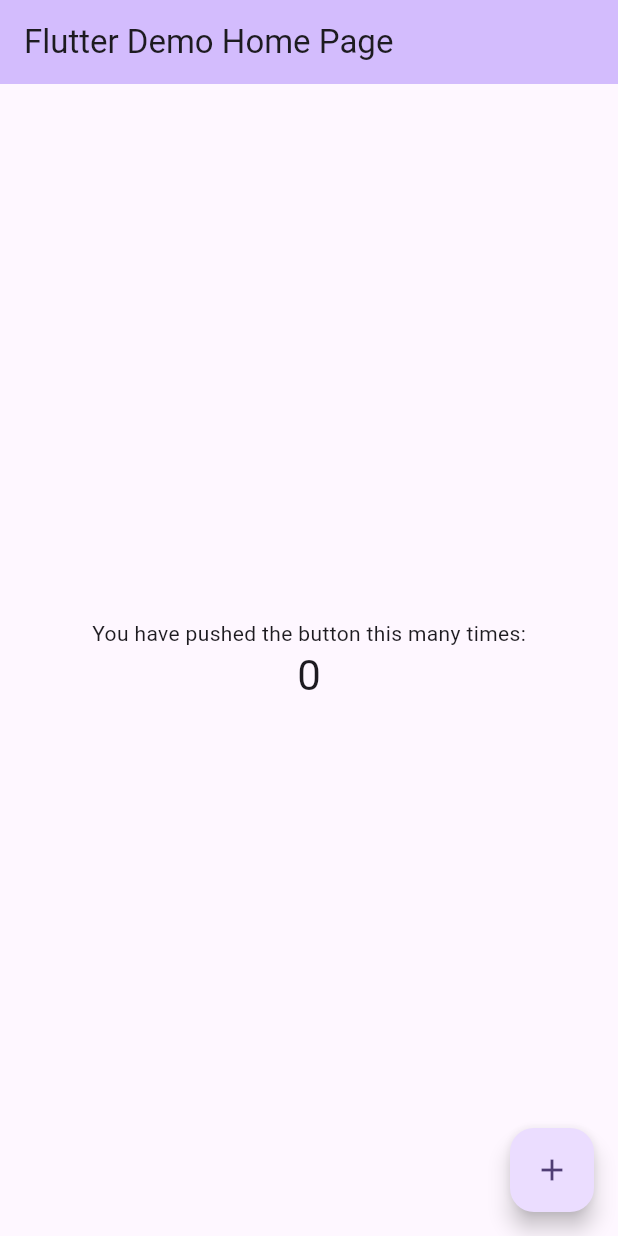
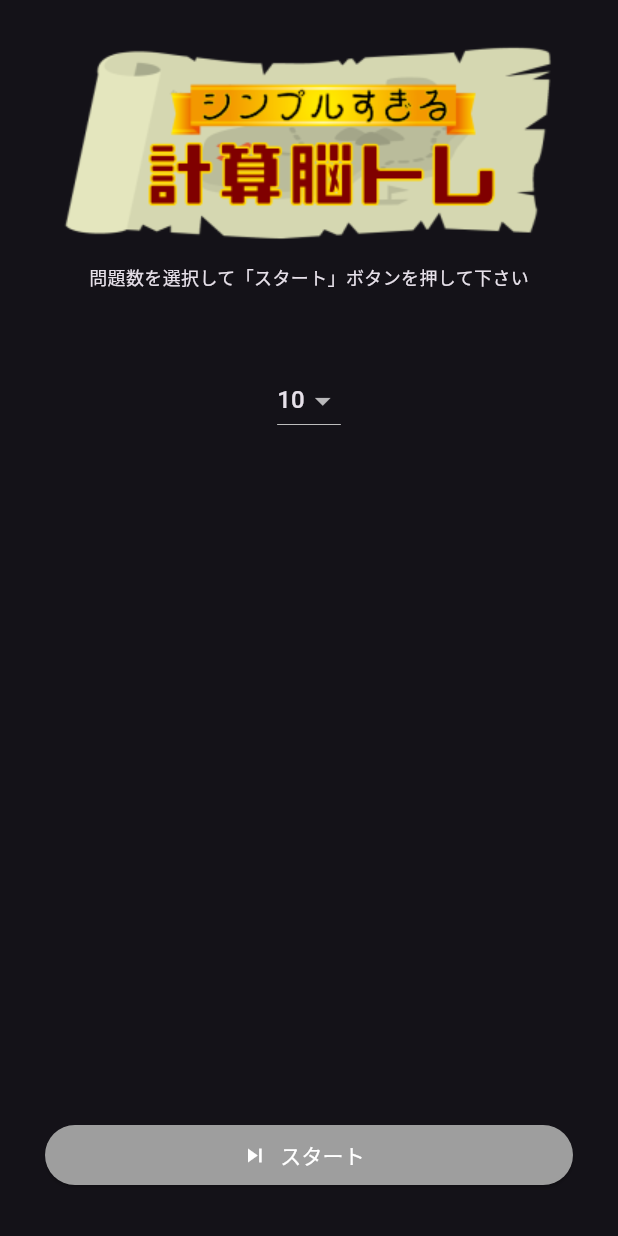
Before and after one commit to AmenophisI/calc_training, a Flutter app: the screen it shows after launch, on a phone screen of 412 x 824 dp. Run offline on Flutter 3.47's test engine with Material 3 defaults, Android fonts, the phone set to English and light mode, and no system bars.

Commit message:
計算画面遷移実装

```diff
--- a/lib/main.dart
+++ b/lib/main.dart
@@ -1,125 +1,15 @@
+import 'package:calc_training/screens/home_screen.dart';
 import 'package:flutter/material.dart';
 
-void main() {
-  runApp(const MyApp());
-}
+void main() => runApp(MyApp());
 
 class MyApp extends StatelessWidget {
-  const MyApp({super.key});
-
-  // This widget is the root of your application.
   @override
   Widget build(BuildContext context) {
     return MaterialApp(
-      title: 'Flutter Demo',
-      theme: ThemeData(
-        // This is the theme of your application.
-        //
-        // TRY THIS: Try running your application with "flutter run". You'll see
-        // the application has a purple toolbar. Then, without quitting the app,
-        // try changing the seedColor in the colorScheme below to Colors.green
-        // and then invoke "hot reload" (save your changes or press the "hot
-        // reload" button in a Flutter-supported IDE, or press "r" if you used
-        // the command line to start the app).
-        //
-        // Notice that the counter didn't reset back to zero; the application
-        // state is not lost during the reload. To reset the state, use hot
-        // restart instead.
-        //
-        // This works for code too, not just values: Most code changes can be
-        // tested with just a hot reload.
-        colorScheme: ColorScheme.fromSeed(seedColor: Colors.deepPurple),
-        useMaterial3: true,
-      ),
-      home: const MyHomePage(title: 'Flutter Demo Home Page'),
+      title: '計算トレーニング',
+      theme: ThemeData.dark(),
+      home: HomeScreen(),
     );
   }
 }
-
-class MyHomePage extends StatefulWidget {
-  const MyHomePage({super.key, required this.title});
-
-  // This widget is the home page of your application. It is stateful, meaning
-  // that it has a State object (defined below) that contains fields that affect
-  // how it looks.
-
-  // This class is the configuration for the state. It holds the values (in this
-  // case the title) provided by the parent (in this case the App widget) and
-  // used by the build method of the State. Fields in a Widget subclass are
-  // always marked "final".
-
-  final String title;
-
-  @override
-  State<MyHomePage> createState() => _MyHomePageState();
-}
-
-class _MyHomePageState extends State<MyHomePage> {
-  int _counter = 0;
-
-  void _incrementCounter() {
-    setState(() {
-      // This call to setState tells the Flutter framework that something has
-      // changed in this State, which causes it to rerun the build method below
-      // so that the display can reflect the updated values. If we changed
-      // _counter without calling setState(), then the build method would not be
-      // called again, and so nothing would appear to happen.
-      _counter++;
-    });
-  }
-
-  @override
-  Widget build(BuildContext context) {
-    // This method is rerun every time setState is called, for instance as done
-    // by the _incrementCounter method above.
-    //
-    // The Flutter framework has been optimized to make rerunning build methods
-    // fast, so that you can just rebuild anything that needs updating rather
-    // than having to individually change instances of widgets.
-    return Scaffold(
-      appBar: AppBar(
-        // TRY THIS: Try changing the color here to a specific color (to
-        // Colors.amber, perhaps?) and trigger a hot reload to see the AppBar
-        // change color while the other colors stay the same.
-        backgroundColor: Theme.of(context).colorScheme.inversePrimary,
-        // Here we take the value from the MyHomePage object that was created by
-        // the App.build method, and use it to set our appbar title.
-        title: Text(widget.title),
-      ),
-      body: Center(
-        // Center is a layout widget. It takes a single child and positions it
-        // in the middle of the parent.
-        child: Column(
-          // Column is also a layout widget. It takes a list of children and
-          // arranges them vertically. By default, it sizes itself to fit its
-          // children horizontally, and tries to be as tall as its parent.
-          //
-          // Column has various properties to control how it sizes itself and
-          // how it positions its children. Here we use mainAxisAlignment to
-          // center the children vertically; the main axis here is the vertical
-          // axis because Columns are vertical (the cross axis would be
-          // horizontal).
-          //
-          // TRY THIS: Invoke "debug painting" (choose the "Toggle Debug Paint"
-          // action in the IDE, or press "p" in the console), to see the
-          // wireframe for each widget.
-          mainAxisAlignment: MainAxisAlignment.center,
-          children: <Widget>[
-            const Text(
-              'You have pushed the button this many times:',
-            ),
-            Text(
-              '$_counter',
-              style: Theme.of(context).textTheme.headlineMedium,
-            ),
-          ],
-        ),
-      ),
-      floatingActionButton: FloatingActionButton(
-        onPressed: _incrementCounter,
-        tooltip: 'Increment',
-        child: const Icon(Icons.add),
-      ), // This trailing comma makes auto-formatting nicer for build methods.
-    );
-  }
-}
--- /dev/null
+++ b/lib/screens/home_screen.dart
@@ -0,0 +1,103 @@
+import 'package:flutter/material.dart';
+
+import '../test_screen.dart';
+
+class HomeScreen extends StatefulWidget {
+  @override
+  State<HomeScreen> createState() => _HomeScreenState();
+}
+
+class _HomeScreenState extends State<HomeScreen> {
+  List<DropdownMenuItem<int>> _menuItems = [];
+  int _numberOfQuestions = 0;
+
+  @override
+  void initState() {
+    super.initState();
+    setMenuItems();
+    _numberOfQuestions = _menuItems[0].value!;
+  }
+
+  void setMenuItems() {
+    _menuItems.add(DropdownMenuItem(
+      value: 10,
+      child: Text(10.toString()),
+    ));
+    _menuItems.add(DropdownMenuItem(
+      value: 20,
+      child: Text(20.toString()),
+    ));
+    _menuItems.add(DropdownMenuItem(
+      value: 30,
+      child: Text(30.toString()),
+    ));
+  }
+
+  @override
+  Widget build(BuildContext context) {
+    return Scaffold(
+      body: SafeArea(
+        child: Padding(
+          padding: const EdgeInsets.all(30.0),
+          child: Center(
+            child: Column(
+              children: [
+                Image.asset("assets/images/image_title.png"),
+                SizedBox(
+                  height: 16.0,
+                ),
+                Text(
+                  "問題数を選択して「スタート」ボタンを押して下さい",
+                  style: TextStyle(fontSize: 12.0),
+                ),
+                SizedBox(
+                  height: 50.0,
+                ),
+                DropdownButton(
+                    items: _menuItems,
+                    value: _numberOfQuestions,
+                    onChanged: (int? selectedValue) {
+                      setState(() {
+                        _numberOfQuestions = selectedValue!;
+                      });
+                    }),
+                Expanded(
+                  child: Align(
+                    alignment: Alignment.bottomCenter,
+                    child: SizedBox(
+                      width: double.infinity,
+                      child: ElevatedButton.icon(
+                        label: Text("スタート"),
+                        icon: Icon(Icons.skip_next),
+                        onPressed: () => startTestScreen(context),
+                        style: ElevatedButton.styleFrom(
+                          backgroundColor: Colors.grey,
+                          foregroundColor: Colors.white,
+                        ),
+                      ),
+                    ),
+                  ),
+                ),
+              ],
+            ),
+          ),
+        ),
+      ),
+    );
+  }
+
+  changeDropdownItem(int value) {
+    setState(() {
+      _numberOfQuestions = value;
+    });
+  }
+
+  startTestScreen(BuildContext context) {
+    Navigator.push(
+        context,
+        MaterialPageRoute(
+            builder: (context) => TestScreen(
+                  numberOfQuestions: _numberOfQuestions,
+                )));
+  }
+}
```
Also changed, not shown: lib/test_screen.dart (added, +21 -0 lines), 1 other file.
